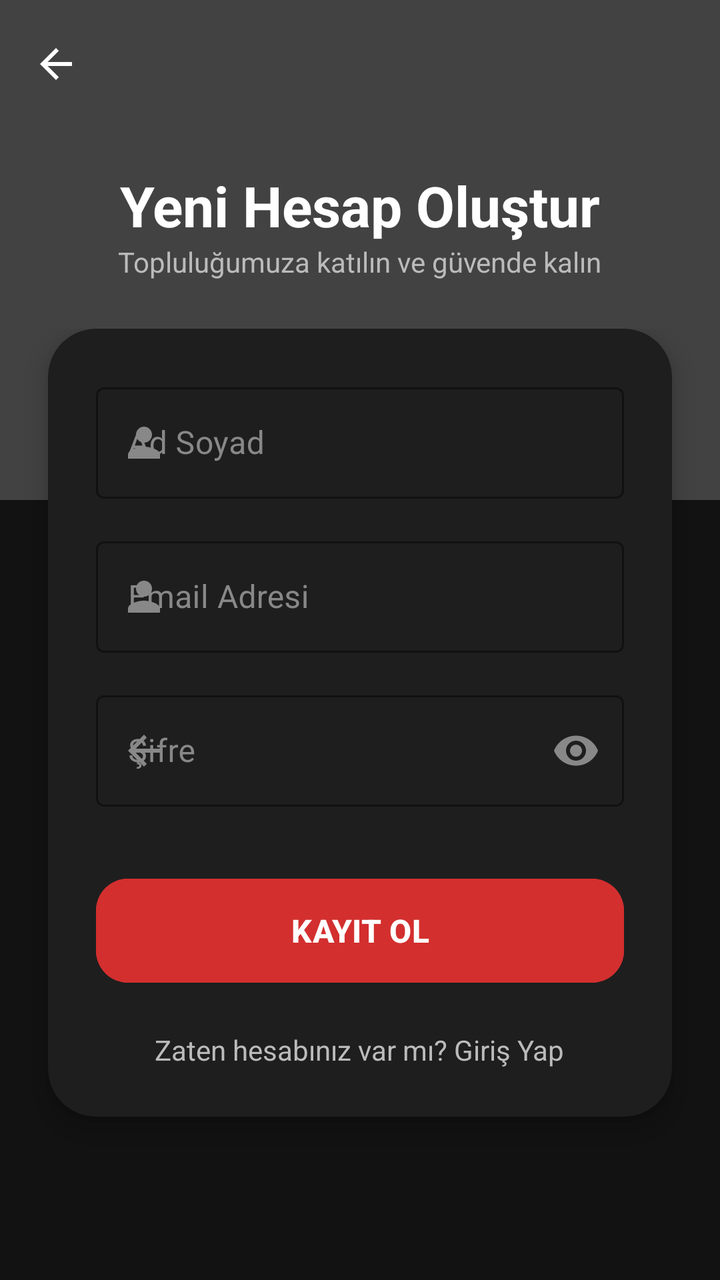
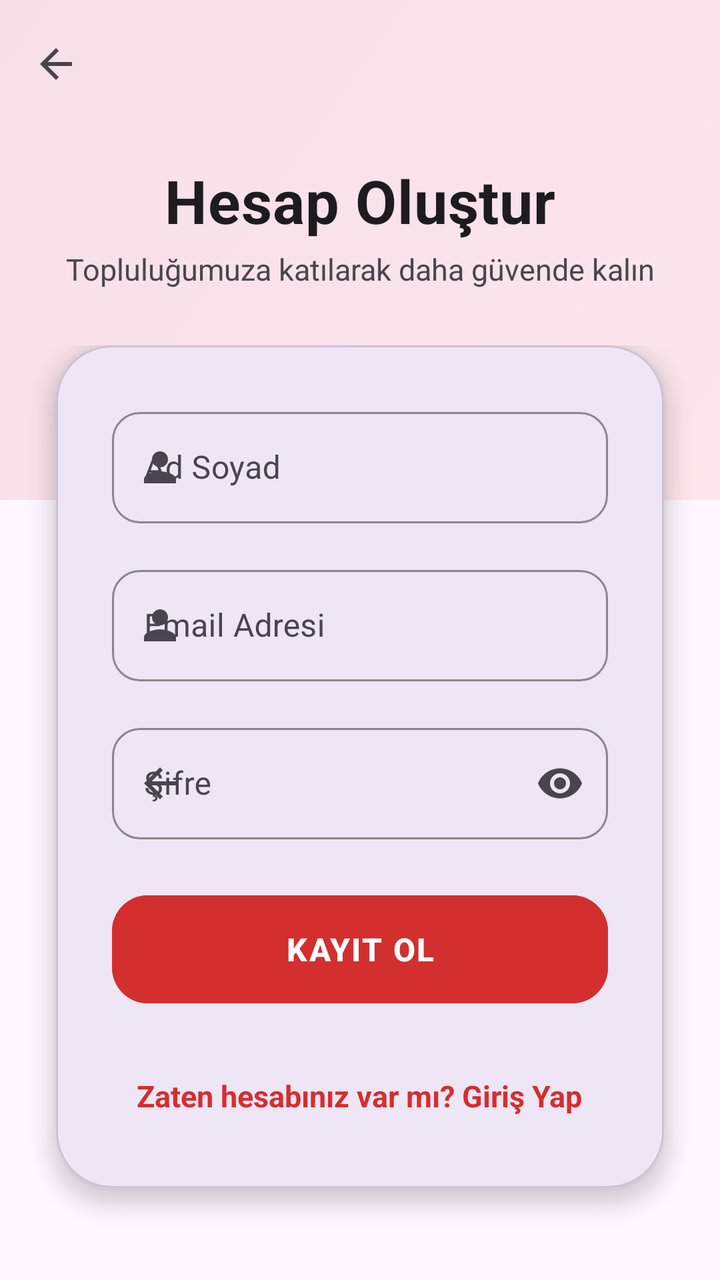

An Android layout rendered at two revisions. The XML below is the earlier revision; the diff shows what the commit changed to produce the second picture.
<!-- AndroidManifest.xml: application theme Theme.DepremBitirmeProjesi -->
<!-- res/layout/activity_register.xml -->
<?xml version="1.0" encoding="utf-8"?>
<androidx.constraintlayout.widget.ConstraintLayout xmlns:android="http://schemas.android.com/apk/res/android"
    xmlns:app="http://schemas.android.com/apk/res-auto"
    xmlns:tools="http://schemas.android.com/tools"
    android:layout_width="match_parent"
    android:layout_height="match_parent"
    android:background="#121212"
    tools:context=".ui.RegisterActivity">

    <View
        android:id="@+id/topGradient"
        android:layout_width="match_parent"
        android:layout_height="250dp"
        android:background="@drawable/gradient_background"
        android:alpha="0.2"
        app:layout_constraintTop_toTopOf="parent" />

    <com.google.android.material.appbar.MaterialToolbar
        android:id="@+id/toolbar"
        android:layout_width="match_parent"
        android:layout_height="?attr/actionBarSize"
        app:navigationIcon="@drawable/ic_back"
        app:navigationIconTint="#FFFFFF"
        app:layout_constraintTop_toTopOf="parent" />

    <TextView
        android:id="@+id/register_title"
        android:layout_width="wrap_content"
        android:layout_height="wrap_content"
        android:layout_marginTop="20dp"
        android:text="Yeni Hesap Oluştur"
        android:textColor="#FFFFFF"
        android:textSize="28sp"
        android:textStyle="bold"
        app:layout_constraintEnd_toEndOf="parent"
        app:layout_constraintStart_toStartOf="parent"
        app:layout_constraintTop_toBottomOf="@id/toolbar" />

    <TextView
        android:id="@+id/register_subtitle"
        android:layout_width="wrap_content"
        android:layout_height="wrap_content"
        android:text="Topluluğumuza katılın ve güvende kalın"
        android:textColor="#BBBBBB"
        android:textSize="14sp"
        app:layout_constraintEnd_toEndOf="parent"
        app:layout_constraintStart_toStartOf="parent"
        app:layout_constraintTop_toBottomOf="@id/register_title" />

    <androidx.core.widget.NestedScrollView
        android:layout_width="match_parent"
        android:layout_height="0dp"
        android:layout_marginTop="24dp"
        app:layout_constraintBottom_toBottomOf="parent"
        app:layout_constraintTop_toBottomOf="@id/register_subtitle">

        <com.google.android.material.card.MaterialCardView
            android:layout_width="match_parent"
            android:layout_height="wrap_content"
            android:layout_marginHorizontal="24dp"
            android:layout_marginBottom="32dp"
            app:cardBackgroundColor="#1E1E1E"
            app:cardCornerRadius="24dp"
            app:cardElevation="8dp"
            app:strokeWidth="0dp">

            <LinearLayout
                android:layout_width="match_parent"
                android:layout_height="wrap_content"
                android:orientation="vertical"
                android:padding="24dp">

                <com.google.android.material.textfield.TextInputLayout
                    style="@style/Widget.MaterialComponents.TextInputLayout.OutlinedBox"
                    android:layout_width="match_parent"
                    android:layout_height="wrap_content"
                    android:layout_marginBottom="16dp"
                    android:textColorHint="#888888"
                    app:boxStrokeColor="#D32F2F"
                    app:hintTextColor="#D32F2F"
                    app:startIconDrawable="@drawable/ic_user_profile"
                    app:startIconTint="#888888">

                    <com.google.android.material.textfield.TextInputEditText
                        android:id="@+id/name_surname_input"
                        android:layout_width="match_parent"
                        android:layout_height="wrap_content"
                        android:hint="Ad Soyad"
                        android:inputType="textPersonName"
                        android:textColor="#FFFFFF" />
                </com.google.android.material.textfield.TextInputLayout>

                <com.google.android.material.textfield.TextInputLayout
                    style="@style/Widget.MaterialComponents.TextInputLayout.OutlinedBox"
                    android:layout_width="match_parent"
                    android:layout_height="wrap_content"
                    android:layout_marginBottom="16dp"
                    android:textColorHint="#888888"
                    app:boxStrokeColor="#D32F2F"
                    app:hintTextColor="#D32F2F"
                    app:startIconDrawable="@drawable/ic_user_profile"
                    app:startIconTint="#888888">

                    <com.google.android.material.textfield.TextInputEditText
                        android:id="@+id/email_input"
                        android:layout_width="match_parent"
                        android:layout_height="wrap_content"
                        android:hint="Email Adresi"
                        android:inputType="textEmailAddress"
                        android:textColor="#FFFFFF" />
                </com.google.android.material.textfield.TextInputLayout>

                <com.google.android.material.textfield.TextInputLayout
                    style="@style/Widget.MaterialComponents.TextInputLayout.OutlinedBox"
                    android:layout_width="match_parent"
                    android:layout_height="wrap_content"
                    android:layout_marginBottom="16dp"
                    android:textColorHint="#888888"
                    app:boxStrokeColor="#D32F2F"
                    app:hintTextColor="#D32F2F"
                    app:passwordToggleEnabled="true"
                    app:passwordToggleTint="#888888"
                    app:startIconDrawable="@drawable/ic_back"
                    app:startIconTint="#888888">

                    <com.google.android.material.textfield.TextInputEditText
                        android:id="@+id/password_input"
                        android:layout_width="match_parent"
                        android:layout_height="wrap_content"
                        android:hint="Şifre"
                        android:inputType="textPassword"
                        android:textColor="#FFFFFF" />
                </com.google.android.material.textfield.TextInputLayout>

                <com.google.android.material.button.MaterialButton
                    android:id="@+id/register_button"
                    android:layout_width="match_parent"
                    android:layout_height="60dp"
                    android:layout_marginTop="16dp"
                    android:backgroundTint="#D32F2F"
                    android:text="KAYIT OL"
                    android:textColor="#FFFFFF"
                    android:textSize="16sp"
                    android:textStyle="bold"
                    app:cornerRadius="16dp" />

                <TextView
                    android:id="@+id/login_text_button"
                    android:layout_width="wrap_content"
                    android:layout_height="wrap_content"
                    android:layout_gravity="center"
                    android:layout_marginTop="20dp"
                    android:text="Zaten hesabınız var mı? Giriş Yap"
                    android:textColor="#BBBBBB"
                    android:textSize="14sp" />

            </LinearLayout>
        </com.google.android.material.card.MaterialCardView>
    </androidx.core.widget.NestedScrollView>

</androidx.constraintlayout.widget.ConstraintLayout>
<!-- resources referenced by this layout -->
<resources>
  <!-- drawable gradient_background (drawable) -->
  <?xml version="1.0" encoding="utf-8"?>
  <shape xmlns:android="http://schemas.android.com/apk/res/android"
      android:shape="rectangle">
      <gradient
          android:type="linear"
          android:angle="270"
          android:startColor="#FFFFFF"
          android:endColor="#FFFFFF" />
  </shape>
  <!-- drawable ic_back (drawable) -->
  <vector xmlns:android="http://schemas.android.com/apk/res/android"
      android:width="24dp"
      android:height="24dp"
      android:viewportWidth="24"
      android:viewportHeight="24">
    <path
        android:fillColor="#FF000000"
        android:pathData="M20,11H7.83l5.59,-5.59L12,4l-8,8 8,8 1.41,-1.41L7.83,13H20v-2z"/>
  </vector>
  <!-- drawable ic_user_profile (drawable) -->
  <vector xmlns:android="http://schemas.android.com/apk/res/android"
      android:width="24dp"
      android:height="24dp"
      android:viewportWidth="24"
      android:viewportHeight="24">
    <path
        android:fillColor="#888888"
        android:pathData="M12,12c2.21,0 4,-1.79 4,-4s-1.79,-4 -4,-4 -4,1.79 -4,4 1.79,4 4,4zM12,14c-2.67,0 -8,1.34 -8,4v2h16v-2c0,-2.66 -5.33,-4 -8,-4z"/>
  </vector>
  <style name="Theme.DepremBitirmeProjesi" parent="Base.Theme.DepremBitirmeProjesi" />
  <style name="Base.Theme.DepremBitirmeProjesi" parent="Theme.Material3.DayNight.NoActionBar">
          
      </style>
</resources>

<!-- the commit's change to res/layout/activity_register.xml (unified diff, before → after) -->
@@ -4,7 +4,7 @@
     xmlns:tools="http://schemas.android.com/tools"
     android:layout_width="match_parent"
     android:layout_height="match_parent"
-    android:background="#121212"
+    android:background="?android:attr/colorBackground"
     tools:context=".ui.RegisterActivity">
 
     <View
@@ -12,7 +12,7 @@
         android:layout_width="match_parent"
         android:layout_height="250dp"
         android:background="@drawable/gradient_background"
-        android:alpha="0.2"
+        android:alpha="0.1"
         app:layout_constraintTop_toTopOf="parent" />
 
     <com.google.android.material.appbar.MaterialToolbar
@@ -20,18 +20,19 @@
         android:layout_width="match_parent"
         android:layout_height="?attr/actionBarSize"
         app:navigationIcon="@drawable/ic_back"
-        app:navigationIconTint="#FFFFFF"
+        app:navigationIconTint="?attr/colorControlNormal"
         app:layout_constraintTop_toTopOf="parent" />
 
     <TextView
         android:id="@+id/register_title"
         android:layout_width="wrap_content"
         android:layout_height="wrap_content"
-        android:layout_marginTop="20dp"
-        android:text="Yeni Hesap Oluştur"
-        android:textColor="#FFFFFF"
-        android:textSize="28sp"
+        android:layout_marginTop="16dp"
+        android:text="Hesap Oluştur"
+        android:textColor="?android:attr/textColorPrimary"
+        android:textSize="30sp"
         android:textStyle="bold"
+        android:letterSpacing="0.01"
         app:layout_constraintEnd_toEndOf="parent"
         app:layout_constraintStart_toStartOf="parent"
         app:layout_constraintTop_toBottomOf="@id/toolbar" />
@@ -40,9 +41,10 @@
         android:id="@+id/register_subtitle"
         android:layout_width="wrap_content"
         android:layout_height="wrap_content"
-        android:text="Topluluğumuza katılın ve güvende kalın"
-        android:textColor="#BBBBBB"
-        android:textSize="14sp"
+        android:layout_marginTop="4dp"
+        android:text="Topluluğumuza katılarak daha güvende kalın"
+        android:textColor="?android:attr/textColorSecondary"
+        android:textSize="15sp"
         app:layout_constraintEnd_toEndOf="parent"
         app:layout_constraintStart_toStartOf="parent"
         app:layout_constraintTop_toBottomOf="@id/register_title" />
@@ -50,36 +52,43 @@
     <androidx.core.widget.NestedScrollView
         android:layout_width="match_parent"
         android:layout_height="0dp"
-        android:layout_marginTop="24dp"
+        android:layout_marginTop="28dp"
+        android:clipToPadding="false"
+        android:paddingBottom="32dp"
         app:layout_constraintBottom_toBottomOf="parent"
         app:layout_constraintTop_toBottomOf="@id/register_subtitle">
 
         <com.google.android.material.card.MaterialCardView
             android:layout_width="match_parent"
             android:layout_height="wrap_content"
-            android:layout_marginHorizontal="24dp"
+            android:layout_marginHorizontal="28dp"
             android:layout_marginBottom="32dp"
-            app:cardBackgroundColor="#1E1E1E"
-            app:cardCornerRadius="24dp"
-            app:cardElevation="8dp"
-            app:strokeWidth="0dp">
+            app:cardBackgroundColor="?attr/colorSurface"
+            app:cardCornerRadius="28dp"
+            app:cardElevation="6dp"
+            app:strokeWidth="1dp"
+            app:strokeColor="?attr/colorOutlineVariant">
 
             <LinearLayout
                 android:layout_width="match_parent"
                 android:layout_height="wrap_content"
                 android:orientation="vertical"
-                android:padding="24dp">
+                android:padding="28dp">
 
                 <com.google.android.material.textfield.TextInputLayout
                     style="@style/Widget.MaterialComponents.TextInputLayout.OutlinedBox"
                     android:layout_width="match_parent"
                     android:layout_height="wrap_content"
-                    android:layout_marginBottom="16dp"
-                    android:textColorHint="#888888"
+                    android:layout_marginBottom="18dp"
+                    android:textColorHint="?android:attr/textColorSecondary"
                     app:boxStrokeColor="#D32F2F"
                     app:hintTextColor="#D32F2F"
+                    app:boxCornerRadiusBottomEnd="14dp"
+                    app:boxCornerRadiusBottomStart="14dp"
+                    app:boxCornerRadiusTopEnd="14dp"
+                    app:boxCornerRadiusTopStart="14dp"
                     app:startIconDrawable="@drawable/ic_user_profile"
-                    app:startIconTint="#888888">
+                    app:startIconTint="?attr/colorControlNormal">
 
                     <com.google.android.material.textfield.TextInputEditText
                         android:id="@+id/name_surname_input"
@@ -87,19 +96,23 @@
                         android:layout_height="wrap_content"
                         android:hint="Ad Soyad"
                         android:inputType="textPersonName"
-                        android:textColor="#FFFFFF" />
+                        android:textColor="?android:attr/textColorPrimary" />
                 </com.google.android.material.textfield.TextInputLayout>
 
                 <com.google.android.material.textfield.TextInputLayout
                     style="@style/Widget.MaterialComponents.TextInputLayout.OutlinedBox"
                     android:layout_width="match_parent"
                     android:layout_height="wrap_content"
-                    android:layout_marginBottom="16dp"
-                    android:textColorHint="#888888"
+                    android:layout_marginBottom="18dp"
+                    android:textColorHint="?android:attr/textColorSecondary"
                     app:boxStrokeColor="#D32F2F"
                     app:hintTextColor="#D32F2F"
+                    app:boxCornerRadiusBottomEnd="14dp"
+                    app:boxCornerRadiusBottomStart="14dp"
+                    app:boxCornerRadiusTopEnd="14dp"
+                    app:boxCornerRadiusTopStart="14dp"
                     app:startIconDrawable="@drawable/ic_user_profile"
-                    app:startIconTint="#888888">
+                    app:startIconTint="?attr/colorControlNormal">
 
                     <com.google.android.material.textfield.TextInputEditText
                         android:id="@+id/email_input"
@@ -107,21 +120,25 @@
                         android:layout_height="wrap_content"
                         android:hint="Email Adresi"
                         android:inputType="textEmailAddress"
-                        android:textColor="#FFFFFF" />
+                        android:textColor="?android:attr/textColorPrimary" />
                 </com.google.android.material.textfield.TextInputLayout>
 
                 <com.google.android.material.textfield.TextInputLayout
                     style="@style/Widget.MaterialComponents.TextInputLayout.OutlinedBox"
                     android:layout_width="match_parent"
                     android:layout_height="wrap_content"
-                    android:layout_marginBottom="16dp"
-                    android:textColorHint="#888888"
+                    android:layout_marginBottom="24dp"
+                    android:textColorHint="?android:attr/textColorSecondary"
                     app:boxStrokeColor="#D32F2F"
                     app:hintTextColor="#D32F2F"
+                    app:boxCornerRadiusBottomEnd="14dp"
+                    app:boxCornerRadiusBottomStart="14dp"
+                    app:boxCornerRadiusTopEnd="14dp"
+                    app:boxCornerRadiusTopStart="14dp"
                     app:passwordToggleEnabled="true"
-                    app:passwordToggleTint="#888888"
+                    app:passwordToggleTint="?attr/colorControlNormal"
                     app:startIconDrawable="@drawable/ic_back"
-                    app:startIconTint="#888888">
+                    app:startIconTint="?attr/colorControlNormal">
 
                     <com.google.android.material.textfield.TextInputEditText
                         android:id="@+id/password_input"
@@ -129,30 +146,33 @@
                         android:layout_height="wrap_content"
                         android:hint="Şifre"
                         android:inputType="textPassword"
-                        android:textColor="#FFFFFF" />
+                        android:textColor="?android:attr/textColorPrimary" />
                 </com.google.android.material.textfield.TextInputLayout>
 
                 <com.google.android.material.button.MaterialButton
                     android:id="@+id/register_button"
                     android:layout_width="match_parent"
-                    android:layout_height="60dp"
-                    android:layout_marginTop="16dp"
+                    android:layout_height="62dp"
                     android:backgroundTint="#D32F2F"
                     android:text="KAYIT OL"
                     android:textColor="#FFFFFF"
                     android:textSize="16sp"
                     android:textStyle="bold"
-                    app:cornerRadius="16dp" />
+                    android:letterSpacing="0.05"
+                    app:cornerRadius="18dp"
+                    app:elevation="4dp" />
 
                 <TextView
                     android:id="@+id/login_text_button"
                     android:layout_width="wrap_content"
                     android:layout_height="wrap_content"
                     android:layout_gravity="center"
-                    android:layout_marginTop="20dp"
+                    android:layout_marginTop="24dp"
+                    android:padding="8dp"
                     android:text="Zaten hesabınız var mı? Giriş Yap"
-                    android:textColor="#BBBBBB"
-                    android:textSize="14sp" />
+                    android:textColor="#D32F2F"
+                    android:textStyle="bold"
+                    android:textSize="15sp" />
 
             </LinearLayout>
         </com.google.android.material.card.MaterialCardView>
<!-- resource entries referenced after the edit -->
@@ -5,10 +5,11 @@
   <shape xmlns:android="http://schemas.android.com/apk/res/android"
       android:shape="rectangle">
       <gradient
-          android:type="linear"
-          android:angle="270"
-          android:startColor="#FFFFFF"
-          android:endColor="#FFFFFF" />
+          android:angle="135"
+          android:centerColor="#D32F2F"
+          android:endColor="#B71C1C"
+          android:startColor="#EF5350"
+          android:type="linear" />
   </shape>
   <!-- drawable ic_back (drawable) -->
   <vector xmlns:android="http://schemas.android.com/apk/res/android"
